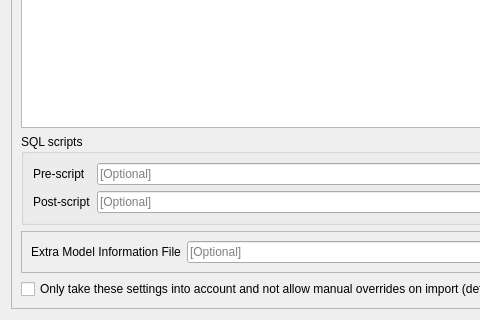
Above: QgisModelBaker/ui/topping_wizard/ili2dbsettings.ui from opengisch/QgisModelBaker before the change; both pictures show x 0 to 480 and y 280 to 600 of the 800 by 600 pixel window. Below: the same form after it.
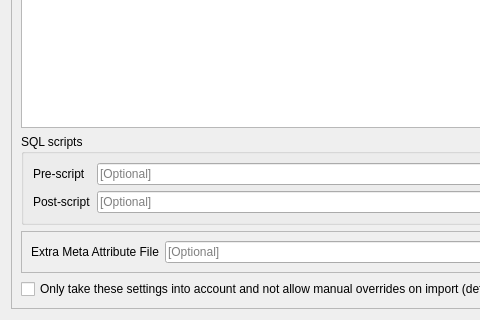
That is the form after the change.

Commit message: Name Extra Meta Attribute File everywhere Extra Meta Attribute File instead of Extra Model Information File or similar and allow toml AND ini everywhere

What changed in the file:
```diff
--- a/QgisModelBaker/ui/topping_wizard/ili2dbsettings.ui
+++ b/QgisModelBaker/ui/topping_wizard/ili2dbsettings.ui
@@ -70,7 +70,7 @@
          <item row="0" column="0">
           <widget class="QLabel" name="toml_file_label">
            <property name="text">
-            <string>Extra Model Information File</string>
+            <string>Extra Meta Attribute File</string>
            </property>
           </widget>
          </item>
```
The commit also changes 9 other files.
